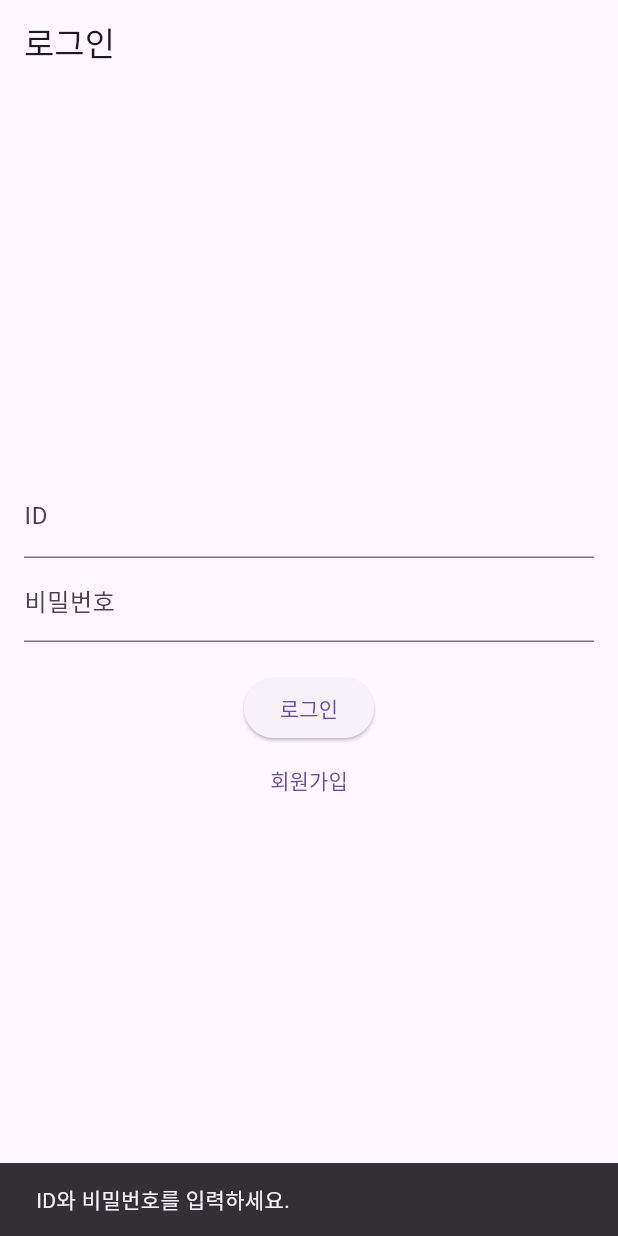
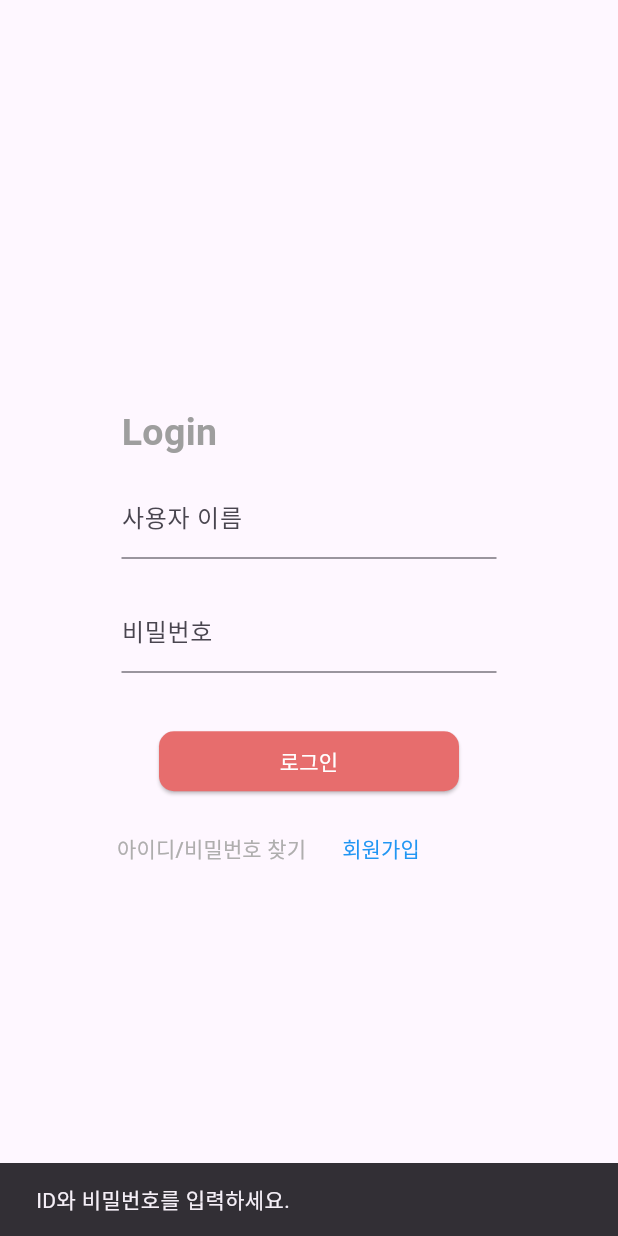
Before and after one commit to juh5032/esTeam3, a Flutter app: the screen it shows after launch, after a tap on "로그인", on a phone screen of 412 x 824 dp. Run offline on Flutter 3.47's test engine with Material 3 defaults, Android fonts, the phone set to English and light mode, and no system bars; our stand-ins replace cloud_firestore, firebase_core; accounts and stored records are empty.

Commit message:
Login UI & QR page

```diff
--- a/store_manage_system/lib/login_page.dart
+++ b/store_manage_system/lib/login_page.dart
@@ -2,6 +2,7 @@ import 'package:flutter/material.dart';
 import 'package:cloud_firestore/cloud_firestore.dart';
 import 'dart:convert'; // Base64 인코딩 및 디코딩을 위한 패키지
 import 'signup_page.dart'; // 회원가입 페이지 가져오기
+import 'qr_display_page.dart';
 
 class LoginPage extends StatefulWidget {
   @override
@@ -31,7 +32,7 @@ class _LoginPageState extends State<LoginPage> {
     try {
       // Step 1: Login 컬렉션에서 ID에 해당하는 문서 가져오기
       DocumentSnapshot userDoc =
-          await _firestore.collection('Login').doc(id).get();
+          await _firestore.collection('login').doc(id).get();
 
       if (!userDoc.exists) {
         ScaffoldMessenger.of(context).showSnackBar(
@@ -49,33 +50,12 @@ class _LoginPageState extends State<LoginPage> {
         return;
       }
 
-      // Step 2: name과 store 값 가져오기
+      // Step 2: workers 컬렉션에서 name 필드와 일치하는 문서 검색
       String userName = userData['name'];
-      String userStore = userData['store'];
 
-      // Step 3: Stores 컬렉션에서 store 필드와 일치하는 문서 검색
-      QuerySnapshot storeQuery = await _firestore.collection('Stores').get();
-      DocumentSnapshot? targetStoreDoc;
-
-      for (var doc in storeQuery.docs) {
-        Map<String, dynamic> storeData = doc.data() as Map<String, dynamic>;
-        if (storeData['점포명'] == userStore) {
-          targetStoreDoc = doc;
-          break;
-        }
-      }
-
-      if (targetStoreDoc == null) {
-        ScaffoldMessenger.of(context).showSnackBar(
-          SnackBar(content: Text('점포 정보를 찾을 수 없습니다.')),
-        );
-        return;
-      }
-
-      // Step 4: Workers 컬렉션에서 name과 일치하는 문서 검색
-      QuerySnapshot workersQuery = await targetStoreDoc.reference
-          .collection('Workers')
-          .where('이름', isEqualTo: userName)
+      QuerySnapshot workersQuery = await _firestore
+          .collection('workers')
+          .where('name', isEqualTo: userName)
           .get();
 
       if (workersQuery.docs.isEmpty) {
@@ -85,15 +65,17 @@ class _LoginPageState extends State<LoginPage> {
         return;
       }
 
-      // Step 5: qr_img_base64 값 가져오기
+      // Step 3: qr_img_base64 값 가져오기
       Map<String, dynamic> workerData =
           workersQuery.docs.first.data() as Map<String, dynamic>;
-      setState(() {
-        qrImageBase64 = workerData['qr_img_base64'];
-      });
+      String qrImageBase64 = workerData['qr_img_base64'];
 
-      ScaffoldMessenger.of(context).showSnackBar(
-        SnackBar(content: Text('로그인 성공!')),
+      // QR 코드 화면으로 이동
+      Navigator.push(
+        context,
+        MaterialPageRoute(
+          builder: (context) => QRDisplayPage(qrImageBase64: qrImageBase64),
+        ),
       );
     } catch (e) {
       ScaffoldMessenger.of(context).showSnackBar(
@@ -106,26 +88,72 @@ class _LoginPageState extends State<LoginPage> {
   Widget build(BuildContext context) {
     return Scaffold(
       appBar: AppBar(
-        title: Text('로그인'),
+        title: Text(''),
       ),
-      body: Padding(
-        padding: const EdgeInsets.all(16.0),
+      body: Center(
         child: Column(
           mainAxisAlignment: MainAxisAlignment.center,
           children: [
+            Container(
+              width: 250, // 원하는 너비로 설정
+              child: Column(
+                crossAxisAlignment: CrossAxisAlignment.start,
+                children: [
+                  Text(
+                    'Login',
+                    style: TextStyle(
+                      color: Colors.grey,
+                      fontSize: 25,
+                      fontWeight: FontWeight.bold,
+                    ),
+                  ),
+                  SizedBox(height: 10),
                   TextField(
                     controller: _idController,
-              decoration: InputDecoration(labelText: 'ID'),
+                    decoration: InputDecoration(labelText: '사용자 이름'),
                   ),
+                  SizedBox(height: 20),
                   TextField(
                     controller: _pwdController,
                     decoration: InputDecoration(labelText: '비밀번호'),
                     obscureText: true,
                   ),
-            SizedBox(height: 20),
-            ElevatedButton(
+                ],
+              ),
+            ),
+            SizedBox(height: 35),
+            Container(
+              width: 200,
+              child: ElevatedButton(
                 onPressed: login,
-              child: Text('로그인'),
+                child: Text(
+                  '로그인',
+                  style: TextStyle(color: Colors.white),
+                ),
+                style: ElevatedButton.styleFrom(
+                  backgroundColor: const Color.fromARGB(255, 231, 109, 109),
+                  shape: RoundedRectangleBorder(
+                    borderRadius: BorderRadius.circular(10.0),
+                  ),
+                ),
+              ),
+            ),
+            SizedBox(height: 10), // 버튼과 간격 조정
+            Container(
+              width: 280,
+              child: Row(
+                mainAxisAlignment: MainAxisAlignment.start,
+                children: [
+                  TextButton(
+                    onPressed: () {
+                      // 아이디/비밀번호 찾기 로직 추가 가능
+                    },
+                    child: Text(
+                      '아이디/비밀번호 찾기',
+                      style: TextStyle(
+                        color: const Color.fromARGB(255, 175, 174, 174),
+                      ),
+                    ),
                   ),
                   TextButton(
                     onPressed: () {
@@ -135,7 +163,13 @@ class _LoginPageState extends State<LoginPage> {
                         MaterialPageRoute(builder: (context) => SignUpPage()),
                       );
                     },
-              child: Text('회원가입'),
+                    child: Text(
+                      '회원가입',
+                      style: TextStyle(color: Colors.blue),
+                    ),
+                  )
+                ],
+              ),
             ),
             SizedBox(height: 20),
             if (qrImageBase64 != null)
```
Also changed, not shown: store_manage_system/lib/qr_display_page.dart (added, +44 -0 lines), store_manage_system/lib/signup_page.dart (+40 -25 lines), 1 other file. Lines whose indentation alone changed are shown as unchanged.
